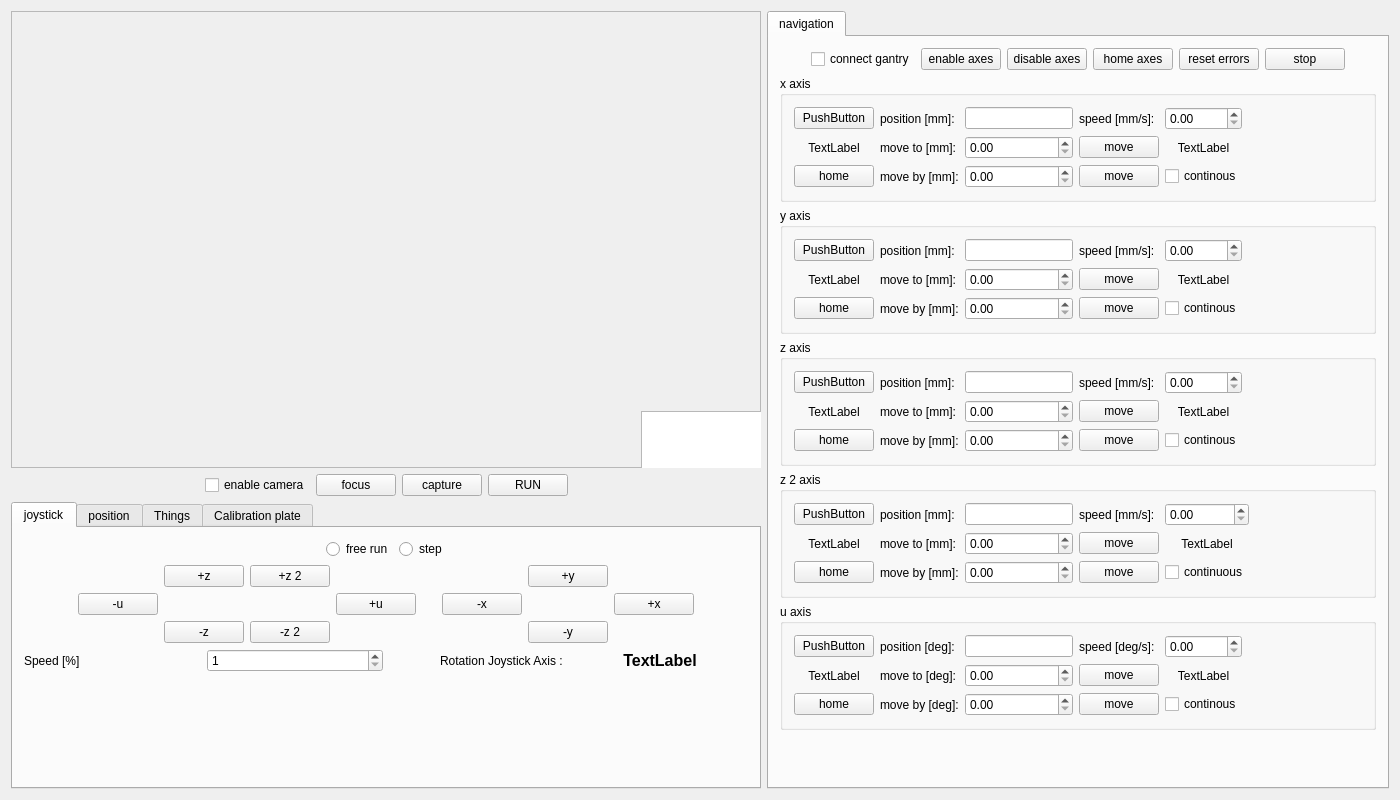
Qt form magrathea.ui (gitHleon/magrathea) before a commit.
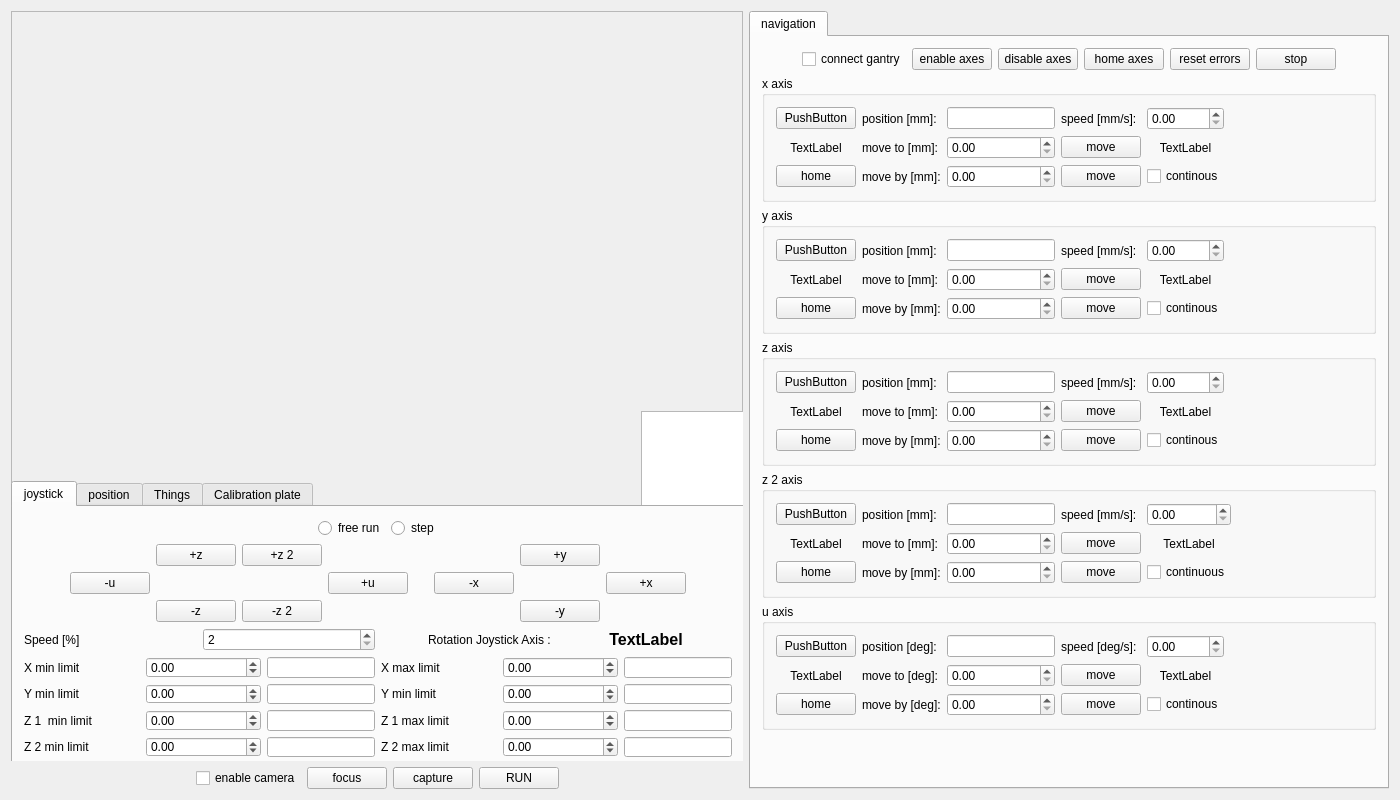
The same form after that commit.

```diff
--- a/magrathea.ui
+++ b/magrathea.ui
@@ -46,75 +46,18 @@
          </rect>
         </property>
        </widget>
-      </widget>
-     </item>
-     <item>
-      <layout class="QHBoxLayout" name="horizontalLayout_3">
-       <item>
-        <spacer name="horizontalSpacer_4">
-         <property name="orientation">
-          <enum>Qt::Horizontal</enum>
-         </property>
-         <property name="sizeHint" stdset="0">
-          <size>
-           <width>40</width>
-           <height>20</height>
-          </size>
-         </property>
-        </spacer>
-       </item>
-       <item>
-        <layout class="QHBoxLayout" name="horizontalLayout_2">
-         <item>
-          <widget class="QCheckBox" name="enableCameraBox">
-           <property name="text">
-            <string>enable camera</string>
-           </property>
-          </widget>
-         </item>
-         <item>
-          <widget class="QPushButton" name="focusButton">
-           <property name="text">
-            <string>focus</string>
-           </property>
-          </widget>
-         </item>
-         <item>
-          <widget class="QPushButton" name="captureButton">
-           <property name="text">
-            <string>capture</string>
-           </property>
-          </widget>
-         </item>
-         <item>
-          <widget class="QPushButton" name="Run_calib_plate_button">
-           <property name="text">
-            <string>RUN</string>
-           </property>
-          </widget>
-         </item>
-        </layout>
-       </item>
-       <item>
-        <spacer name="horizontalSpacer_5">
-         <property name="orientation">
-          <enum>Qt::Horizontal</enum>
-         </property>
-         <property name="sizeHint" stdset="0">
-          <size>
-           <width>40</width>
-           <height>20</height>
-          </size>
-         </property>
-        </spacer>
-       </item>
-      </layout>
-     </item>
-     <item>
       <widget class="QTabWidget" name="leftTabWidget">
        <property name="enabled">
         <bool>true</bool>
        </property>
+        <property name="geometry">
+         <rect>
+          <x>0</x>
+          <y>470</y>
+          <width>734</width>
+          <height>289</height>
+         </rect>
+        </property>
        <property name="sizePolicy">
         <sizepolicy hsizetype="Expanding" vsizetype="Expanding">
          <horstretch>0</horstretch>
@@ -129,8 +72,59 @@
          <string>joystick</string>
         </attribute>
         <layout class="QGridLayout" name="gridLayout_4">
+          <item row="0" column="0">
+           <layout class="QHBoxLayout" name="horizontalLayout_4">
+            <item>
+             <spacer name="horizontalSpacer_9">
+              <property name="orientation">
+               <enum>Qt::Horizontal</enum>
+              </property>
+              <property name="sizeHint" stdset="0">
+               <size>
+                <width>40</width>
+                <height>20</height>
+               </size>
+              </property>
+             </spacer>
+            </item>
+            <item>
+             <widget class="QRadioButton" name="freeRunRadioButton">
+              <property name="text">
+               <string>free run</string>
+              </property>
+             </widget>
+            </item>
+            <item>
+             <widget class="QRadioButton" name="stepRadioButton">
+              <property name="text">
+               <string>step</string>
+              </property>
+             </widget>
+            </item>
+            <item>
+             <spacer name="horizontalSpacer_10">
+              <property name="orientation">
+               <enum>Qt::Horizontal</enum>
+              </property>
+              <property name="sizeHint" stdset="0">
+               <size>
+                <width>40</width>
+                <height>20</height>
+               </size>
+              </property>
+             </spacer>
+            </item>
+           </layout>
+          </item>
          <item row="3" column="0">
-          <layout class="QGridLayout" name="gridLayout_13">
+           <layout class="QGridLayout" name="gridLayout_13" rowstretch="0">
+            <item row="0" column="0">
+             <widget class="QLabel" name="label_25">
+              <property name="text">
+               <string>Speed [%]</string>
+              </property>
+             </widget>
+            </item>
            <item row="0" column="3">
             <widget class="QLabel" name="label_J_control">
              <property name="font">
@@ -158,69 +152,263 @@
              </property>
             </widget>
            </item>
-           <item row="0" column="0">
-            <widget class="QLabel" name="label_25">
-             <property name="text">
-              <string>Speed [%]</string>
-             </property>
-            </widget>
-           </item>
            <item row="0" column="1">
             <widget class="QSpinBox" name="spinBox_J_speed">
              <property name="minimum">
-              <number>1</number>
+               <number>2</number>
              </property>
              <property name="maximum">
-              <number>20</number>
+               <number>15</number>
              </property>
             </widget>
            </item>
           </layout>
+          </item>
+          <item row="4" column="0">
+           <layout class="QGridLayout" name="gridLayout_14">
+            <item row="1" column="1">
+             <widget class="QDoubleSpinBox" name="doubleSpinBox_Y_min_lim">
+              <property name="minimum">
+               <double>-500.000000000000000</double>
+              </property>
+              <property name="value">
+               <double>0.000000000000000</double>
+              </property>
+             </widget>
+            </item>
+            <item row="0" column="4">
+             <widget class="QDoubleSpinBox" name="doubleSpinBox_X_max_lim">
+              <property name="minimum">
+               <double>-500.000000000000000</double>
+              </property>
+              <property name="maximum">
+               <double>500.000000000000000</double>
+              </property>
+             </widget>
+            </item>
+            <item row="2" column="0">
+             <widget class="QLabel" name="label_32">
+              <property name="text">
+               <string>Z 1  min limit</string>
+              </property>
+             </widget>
+            </item>
+            <item row="1" column="3">
+             <widget class="QLabel" name="label_31">
+              <property name="text">
+               <string>Y min limit</string>
+              </property>
+             </widget>
+            </item>
+            <item row="2" column="1">
+             <widget class="QDoubleSpinBox" name="doubleSpinBox_Z_1_min_lim">
+              <property name="minimum">
+               <double>-100.000000000000000</double>
+              </property>
+             </widget>
+            </item>
+            <item row="1" column="4">
+             <widget class="QDoubleSpinBox" name="doubleSpinBox_Y_max_lim">
+              <property name="minimum">
+               <double>-500.000000000000000</double>
+              </property>
+              <property name="value">
+               <double>0.000000000000000</double>
+              </property>
+             </widget>
+            </item>
+            <item row="0" column="2">
+             <widget class="QLineEdit" name="lineEdit_X_min_lim">
+              <property name="sizePolicy">
+               <sizepolicy hsizetype="Fixed" vsizetype="Fixed">
+                <horstretch>0</horstretch>
+                <verstretch>0</verstretch>
+               </sizepolicy>
+              </property>
+              <property name="readOnly">
+               <bool>true</bool>
+              </property>
+             </widget>
+            </item>
+            <item row="0" column="5">
+             <widget class="QLineEdit" name="lineEdit_X_max_lim">
+              <property name="sizePolicy">
+               <sizepolicy hsizetype="Fixed" vsizetype="Fixed">
+                <horstretch>0</horstretch>
+                <verstretch>0</verstretch>
+               </sizepolicy>
+              </property>
+              <property name="readOnly">
+               <bool>true</bool>
+              </property>
+             </widget>
+            </item>
+            <item row="1" column="2">
+             <widget class="QLineEdit" name="lineEdit_Y_min_lim">
+              <property name="sizePolicy">
+               <sizepolicy hsizetype="Fixed" vsizetype="Fixed">
+                <horstretch>0</horstretch>
+                <verstretch>0</verstretch>
+               </sizepolicy>
+              </property>
+              <property name="readOnly">
+               <bool>true</bool>
+              </property>
+             </widget>
+            </item>
+            <item row="2" column="2">
+             <widget class="QLineEdit" name="lineEdit_Z_1_min_lim">
+              <property name="sizePolicy">
+               <sizepolicy hsizetype="Fixed" vsizetype="Fixed">
+                <horstretch>0</horstretch>
+                <verstretch>0</verstretch>
+               </sizepolicy>
+              </property>
+              <property name="readOnly">
+               <bool>true</bool>
+              </property>
+             </widget>
+            </item>
+            <item row="2" column="3">
+             <widget class="QLabel" name="label_33">
+              <property name="text">
+               <string>Z 1 max limit</string>
+              </property>
+             </widget>
+            </item>
+            <item row="0" column="1">
+             <widget class="QDoubleSpinBox" name="doubleSpinBox_X_min_lim">
+              <property name="minimum">
+               <double>-500.000000000000000</double>
+              </property>
+              <property name="maximum">
+               <double>500.000000000000000</double>
+              </property>
+             </widget>
+            </item>
+            <item row="2" column="5">
+             <widget class="QLineEdit" name="lineEdit_Z_1_max_lim">
+              <property name="sizePolicy">
+               <sizepolicy hsizetype="Fixed" vsizetype="Fixed">
+                <horstretch>0</horstretch>
+                <verstretch>0</verstretch>
+               </sizepolicy>
+              </property>
+              <property name="readOnly">
+               <bool>true</bool>
+              </property>
+             </widget>
+            </item>
+            <item row="0" column="3">
+             <widget class="QLabel" name="label_29">
+              <property name="text">
+               <string>X max limit</string>
+              </property>
+             </widget>
+            </item>
+            <item row="2" column="4">
+             <widget class="QDoubleSpinBox" name="doubleSpinBox_Z_1_max_lim">
+              <property name="minimum">
+               <double>-100.000000000000000</double>
+              </property>
+             </widget>
          </item>
          <item row="0" column="0">
-          <layout class="QHBoxLayout" name="horizontalLayout_4">
-           <item>
-            <spacer name="horizontalSpacer_9">
-             <property name="orientation">
-              <enum>Qt::Horizontal</enum>
-             </property>
-             <property name="sizeHint" stdset="0">
-              <size>
-               <width>40</width>
-               <height>20</height>
-              </size>
-             </property>
-            </spacer>
-           </item>
-           <item>
-            <widget class="QRadioButton" name="freeRunRadioButton">
+             <widget class="QLabel" name="label_28">
+              <property name="text">
+               <string>X min limit</string>
+              </property>
+             </widget>
+            </item>
+            <item row="1" column="5">
+             <widget class="QLineEdit" name="lineEdit_Y_max_lim">
+              <property name="sizePolicy">
+               <sizepolicy hsizetype="Fixed" vsizetype="Fixed">
+                <horstretch>0</horstretch>
+                <verstretch>0</verstretch>
+               </sizepolicy>
+              </property>
+              <property name="readOnly">
+               <bool>true</bool>
+              </property>
+             </widget>
+            </item>
+            <item row="1" column="0">
+             <widget class="QLabel" name="label_30">
              <property name="text">
-              <string>free run</string>
+               <string>Y min limit</string>
              </property>
             </widget>
            </item>
-           <item>
-            <widget class="QRadioButton" name="stepRadioButton">
+            <item row="3" column="1">
+             <widget class="QDoubleSpinBox" name="doubleSpinBox_Z_2_min_lim">
+              <property name="minimum">
+               <double>-100.000000000000000</double>
+              </property>
+             </widget>
+            </item>
+            <item row="3" column="4">
+             <widget class="QDoubleSpinBox" name="doubleSpinBox_Z_2_max_lim">
+              <property name="minimum">
+               <double>-100.000000000000000</double>
+              </property>
+             </widget>
+            </item>
+            <item row="3" column="0">
+             <widget class="QLabel" name="label_34">
              <property name="text">
-              <string>step</string>
+               <string>Z 2 min limit</string>
              </property>
             </widget>
            </item>
-           <item>
-            <spacer name="horizontalSpacer_10">
-             <property name="orientation">
-              <enum>Qt::Horizontal</enum>
-             </property>
-             <property name="sizeHint" stdset="0">
-              <size>
-               <width>40</width>
-               <height>20</height>
-              </size>
-             </property>
-            </spacer>
+            <item row="3" column="3">
+             <widget class="QLabel" name="label_35">
+              <property name="text">
+               <string>Z 2 max limit</string>
+              </property>
+             </widget>
+            </item>
+            <item row="3" column="2">
+             <widget class="QLineEdit" name="lineEdit_Z_2_min_lim">
+              <property name="sizePolicy">
+               <sizepolicy hsizetype="Fixed" vsizetype="Fixed">
+                <horstretch>0</horstretch>
+                <verstretch>0</verstretch>
+               </sizepolicy>
+              </property>
+              <property name="readOnly">
+               <bool>true</bool>
+              </property>
+             </widget>
+            </item>
+            <item row="3" column="5">
+             <widget class="QLineEdit" name="lineEdit_Z_2_max_lim">
+              <property name="sizePolicy">
+               <sizepolicy hsizetype="Fixed" vsizetype="Fixed">
+                <horstretch>0</horstretch>
+                <verstretch>0</verstretch>
+               </sizepolicy>
+              </property>
+              <property name="readOnly">
+               <bool>true</bool>
+              </property>
+             </widget>
            </item>
           </layout>
          </item>
+          <item row="6" column="0">
+           <spacer name="verticalSpacer_2">
+            <property name="orientation">
+             <enum>Qt::Vertical</enum>
+            </property>
+            <property name="sizeHint" stdset="0">
+             <size>
+              <width>20</width>
+              <height>40</height>
+             </size>
+            </property>
+           </spacer>
+          </item>
          <item row="1" column="0">
           <layout class="QHBoxLayout" name="horizontalLayout_5">
            <item>
@@ -345,19 +533,6 @@
            </item>
           </layout>
          </item>
-         <item row="4" column="0">
-          <spacer name="verticalSpacer_2">
-           <property name="orientation">
-            <enum>Qt::Vertical</enum>
-           </property>
-           <property name="sizeHint" stdset="0">
-            <size>
-             <width>20</width>
-             <height>40</height>
-            </size>
-           </property>
-          </spacer>
-         </item>
         </layout>
        </widget>
        <widget class="QWidget" name="positionTab">
@@ -998,6 +1173,69 @@
         </widget>
        </widget>
       </widget>
+      </widget>
+     </item>
+     <item>
+      <layout class="QHBoxLayout" name="horizontalLayout_3">
+       <item>
+        <spacer name="horizontalSpacer_4">
+         <property name="orientation">
+          <enum>Qt::Horizontal</enum>
+         </property>
+         <property name="sizeHint" stdset="0">
+          <size>
+           <width>40</width>
+           <height>20</height>
+          </size>
+         </property>
+        </spacer>
+       </item>
+       <item>
+        <layout class="QHBoxLayout" name="horizontalLayout_2">
+         <item>
+          <widget class="QCheckBox" name="enableCameraBox">
+           <property name="text">
+            <string>enable camera</string>
+           </property>
+          </widget>
+         </item>
+         <item>
+          <widget class="QPushButton" name="focusButton">
+           <property name="text">
+            <string>focus</string>
+           </property>
+          </widget>
+         </item>
+         <item>
+          <widget class="QPushButton" name="captureButton">
+           <property name="text">
+            <string>capture</string>
+           </property>
+          </widget>
+         </item>
+         <item>
+          <widget class="QPushButton" name="Run_calib_plate_button">
+           <property name="text">
+            <string>RUN</string>
+           </property>
+          </widget>
+         </item>
+        </layout>
+       </item>
+       <item>
+        <spacer name="horizontalSpacer_5">
+         <property name="orientation">
+          <enum>Qt::Horizontal</enum>
+         </property>
+         <property name="sizeHint" stdset="0">
+          <size>
+           <width>40</width>
+           <height>20</height>
+          </size>
+         </property>
+        </spacer>
+       </item>
+      </layout>
      </item>
     </layout>
    </item>
```
Left out of the diff: 1 changed line with no effect on the pictures. Lines whose indentation alone changed are shown as unchanged.
